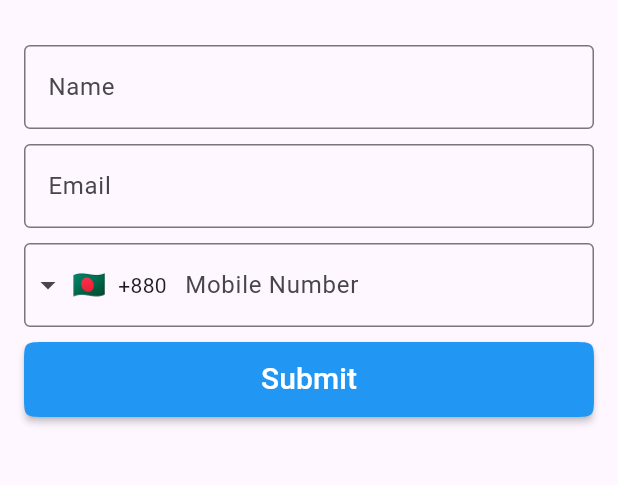
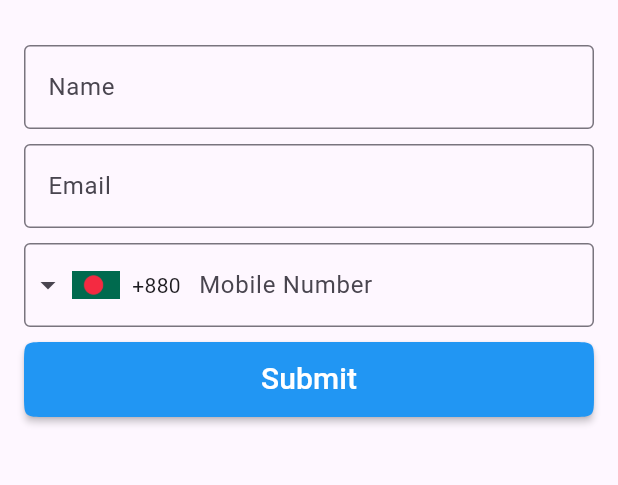
Before and after one commit to MdAshrafUllah/intl_mobile_field, a Flutter app: the screen it shows after launch, on a phone screen of 412 x 824 dp, the part 84-569 px from its top. Run offline on Flutter 3.47's test engine with Material 3 defaults, Android fonts, the phone set to English and light mode, and no system bars.

Commit message:
make comfortable for web

```diff
--- a/lib/intl_mobile_field.dart
+++ b/lib/intl_mobile_field.dart
@@ -1,9 +1,7 @@
 library intl_mobile_field;
 
 import 'dart:async';
-import 'dart:io' show Platform;
 
-import 'package:flutter/foundation.dart' show kIsWeb;
 import 'package:flutter/material.dart';
 import 'package:flutter/services.dart';
 import 'package:intl_mobile_field/countries.dart';
@@ -575,17 +573,11 @@ class _IntlMobileFieldState extends State<IntlMobileField> {
                   ],
                 if (widget.disableFlagTap == true) const SizedBox(width: 10),
                 if (widget.showCountryFlag) ...[
-                  (kIsWeb || Platform.isLinux || Platform.isWindows)
-                      ? Image.asset(
-                          'assets/flags/${_selectedCountry.code.toLowerCase()}.png',
-                          package: 'intl_mobile_field',
-                          width: widget.flagWidth,
-                        )
-                      : Text(
-                          _selectedCountry.flag,
-                          style:
-                              TextStyle(fontSize: widget.flagWidth! * 0.5625),
-                        ),
+                  Image.asset(
+                    'assets/flags/${_selectedCountry.code.toLowerCase()}.png',
+                    package: 'intl_mobile_field',
+                    width: widget.flagWidth,
+                  ),
                   const SizedBox(width: 8),
                 ],
                 FittedBox(
```
